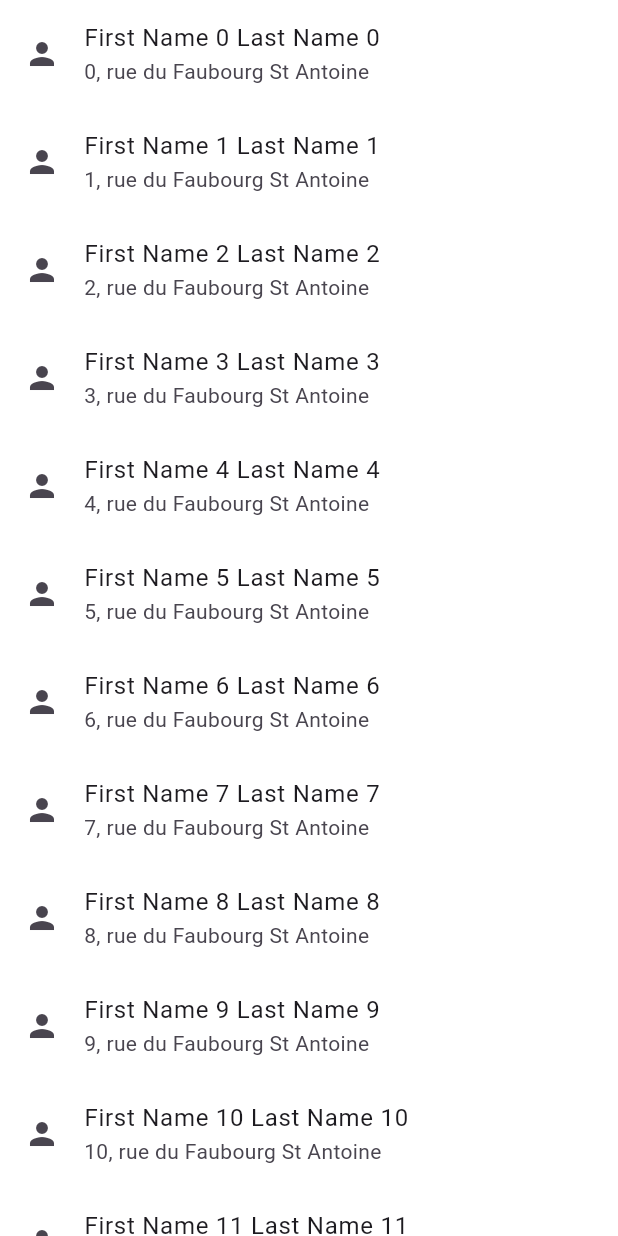
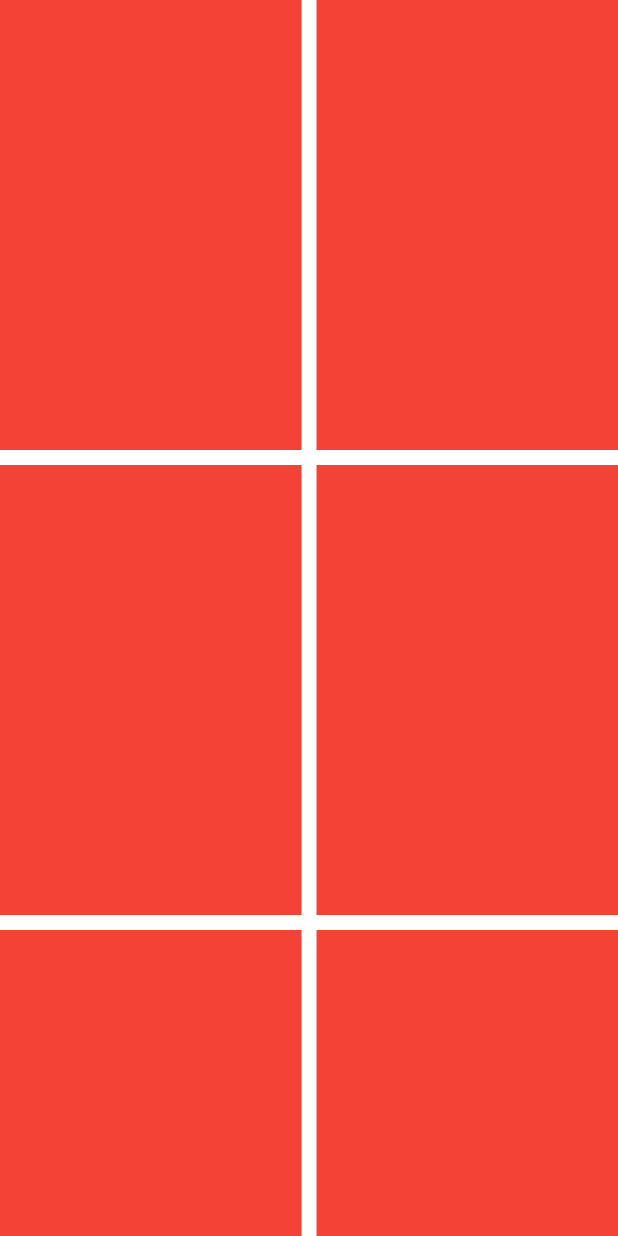
Before and after one commit to ArchOrn/egsi_flutter_2024_5iw1, a Flutter app: the screen it shows after launch, on a phone screen of 412 x 824 dp. Run offline on Flutter 3.47's test engine with Material 3 defaults, Android fonts, the phone set to English and light mode, and no system bars.

Commit message:
Demo with GridView.builder

```diff
--- a/lib/home_screen.dart
+++ b/lib/home_screen.dart
@@ -1,4 +1,5 @@
 import 'package:flutter/material.dart';
+import 'package:flutter_5iw1/red_square.dart';
 
 class HomeScreen extends StatelessWidget {
   const HomeScreen({super.key});
@@ -8,16 +9,16 @@ class HomeScreen extends StatelessWidget {
     return SafeArea(
       child: Scaffold(
         backgroundColor: Colors.white,
-        body: ListView.builder(
+        body: GridView.builder(
+          gridDelegate: const SliverGridDelegateWithFixedCrossAxisCount(
+            crossAxisCount: 2,
+            mainAxisSpacing: 10,
+            crossAxisSpacing: 10,
+            mainAxisExtent: 300,
+          ),
           itemBuilder: (context, index) {
-            return ListTile(
-              title: Text('First Name $index Last Name $index'),
-              subtitle: Text('$index, rue du Faubourg St Antoine'),
-              leading: const Icon(Icons.person),
-              onTap: () {},
-            );
+            return const RedSquare();
           },
-          itemCount: 100000,
         ),
       ),
     );
```
